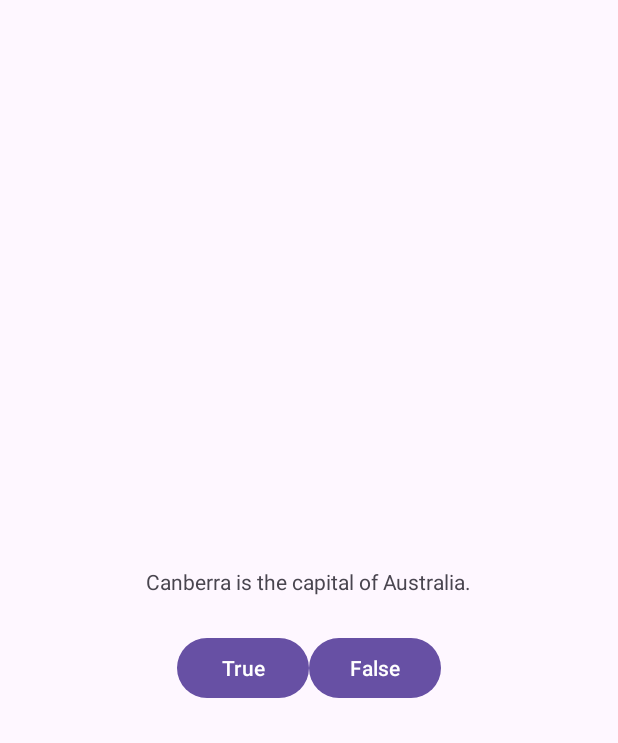
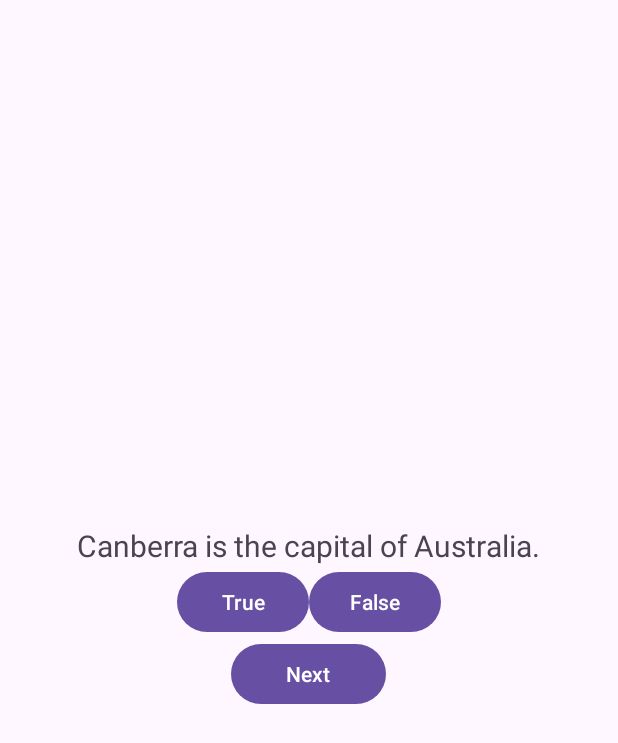
Before and after one commit to PumpkinFox13/GeoQuiz, an Android app: the screen it shows after launch (MainActivity), after a tap on "False", on a phone screen of 412 x 824 dp. Shown: the top 743 px of the screen. Run offline under Robolectric (Android 15) with nearby library versions, the phone set to English and light mode, and no system bars.

Commit message:
do 2.1 BUTTONS

```diff
--- a/app/src/main/java/com/example/geoquiz/MainActivity.kt
+++ b/app/src/main/java/com/example/geoquiz/MainActivity.kt
@@ -8,36 +8,73 @@ import androidx.core.view.ViewCompat
 import androidx.core.view.WindowInsetsCompat
 import android.widget.Button
 import android.widget.Toast
+import android.widget.TextView
 
 class MainActivity : AppCompatActivity() {
+
     private lateinit var trueButton: Button
     private lateinit var falseButton: Button
+    private lateinit var nextButton: Button
+    private lateinit var questionTextView: TextView
+
+    private val questionBank = listOf(
+        Question(R.string.question_australia, true),
+        Question(R.string.question_oceans,
+            true),
+        Question(R.string.question_mideast,
+            false),
+        Question(R.string.question_africa,
+            false),
+        Question(R.string.question_americas
+            , true),
+        Question(R.string.question_asia,
+            true))
+    private var currentIndex = 0
     override fun onCreate(savedInstanceState: Bundle?) {
         super.onCreate(savedInstanceState)
         enableEdgeToEdge()
         setContentView(R.layout.activity_main)
-        trueButton =
-            findViewById(R.id.true_button)
-        falseButton =
-            findViewById(R.id.false_button)
-        trueButton.setOnClickListener { view: View ->
-            Toast.makeText(
-                this,
-                R.string.correct_toast,
-                Toast.LENGTH_SHORT)
-                .show()
-        }
-        falseButton.setOnClickListener { view: View ->
-            Toast.makeText(
-                this,
-                R.string.incorrect_toast,
-                Toast.LENGTH_SHORT)
-                .show()
-        }
         ViewCompat.setOnApplyWindowInsetsListener(findViewById(R.id.main)) { v, insets ->
             val systemBars = insets.getInsets(WindowInsetsCompat.Type.systemBars())
             v.setPadding(systemBars.left, systemBars.top, systemBars.right, systemBars.bottom)
             insets
         }
+
+        trueButton = findViewById(R.id.true_button)
+        trueButton.setOnClickListener{view: View ->
+            checkAnswer(true)
+        }
+
+        falseButton = findViewById(R.id.false_button)
+        falseButton.setOnClickListener{view: View ->
+            checkAnswer(false)
+        }
+
+        nextButton = findViewById(R.id.next_button)
+        questionTextView = findViewById(R.id.textViewQuestion)
+
+        nextButton.setOnClickListener {
+            currentIndex = (currentIndex + 1) % questionBank.size
+            val questionTextResId = questionBank[currentIndex].textResId
+            questionTextView.setText(questionTextResId)
+        }
+        val questionTextResId = questionBank[currentIndex].textResId
+        questionTextView.setText(questionTextResId)
+    }
+    private fun updateQuestion() {
+        val questionTextResId = questionBank[currentIndex].textResId
+        questionTextView.setText(questionTextResId)
+    }
+
+    private fun checkAnswer(userAnswer:Boolean) {
+        val correctAnswer = questionBank[currentIndex].answer
+        val messageResId = if (userAnswer == correctAnswer) {
+            R.string.correct_toast
+        } else {
+            R.string.incorrect_toast
+        }
+        Toast.makeText(this, messageResId,
+            Toast.LENGTH_SHORT)
+            .show()
     }
 }
--- a/app/src/main/res/layout/activity_main.xml
+++ b/app/src/main/res/layout/activity_main.xml
@@ -8,18 +8,23 @@
     tools:context=".MainActivity">
 
     <LinearLayout
-        xmlns:android="http://schemas.android.com/apk/res/android"
-        xmlns:android2="http://schemas.android.com/apk/res/android"
         android:layout_width="match_parent"
         android:layout_height="match_parent"
         android:gravity="center"
         android:orientation="vertical">
 
         <TextView
+            android:id="@+id/textViewQuestion"
             android:layout_width="wrap_content"
             android:layout_height="wrap_content"
-            android:padding="24dp"
-            android:text="@string/question_text"
+            android:gravity="center"
+            android:textSize="20sp"
+            app:layout_constraintBottom_toTopOf="@+id/linearLayout"
+            app:layout_constraintEnd_toEndOf="parent"
+            app:layout_constraintStart_toStartOf="parent"
+            app:layout_constraintTop_toTopOf="parent"
+            app:layout_constraintVertical_bias="0.88"
+            tools:text="@string/question_australia"
             />
 
         <LinearLayout
@@ -40,6 +45,12 @@
                 android:text="@string/false_button"
                 />
         </LinearLayout>
+
+        <Button
+            android:id="@+id/next_button"
+            android:layout_width="103dp"
+            android:layout_height="wrap_content"
+            android:text="Next" />
     </LinearLayout>
 
 </androidx.constraintlayout.widget.ConstraintLayout>
--- a/app/src/main/res/values/strings.xml
+++ b/app/src/main/res/values/strings.xml
@@ -1,7 +1,11 @@
 <resources>
     <string name="app_name">geoquiz</string>
-    <string name="question_text">Canberra is
-the capital of Australia.</string>
+    <string name="question_australia">Canberra is the capital of Australia.</string>
+    <string name="question_oceans">The Pacific Ocean is larger than the Atlantic Ocean.</string>
+    <string name="question_mideast">The Suez Canal connects the Red Sea and the Indian Ocean.</string>
+    <string name="question_africa">The source of the Nile River is in Egypt.</string>
+    <string name="question_americas">The Amazon River is the longest river in the Americas.</string>
+    <string name="question_asia">Lake Baikal is the world\'s oldest and deepest freshwater lake.</string>
     <string name="true_button">True</string>
     <string name="false_button">False</string>
     <string name="correct_toast">Correct!
```
